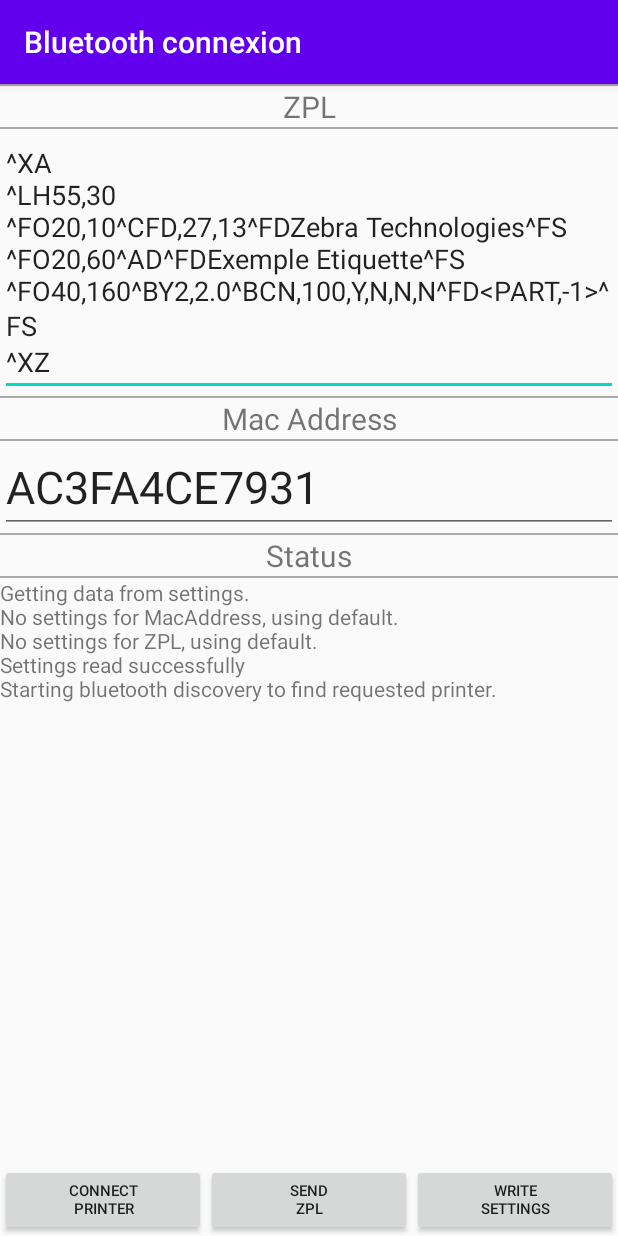
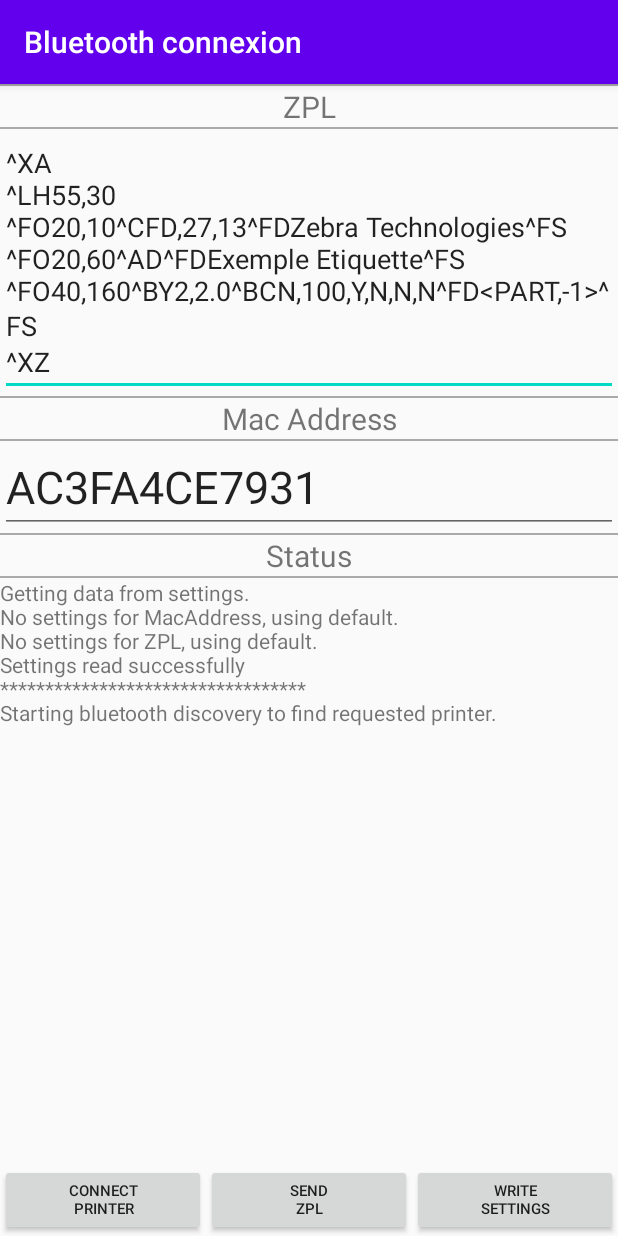
Before and after one commit to ltrudu/PrintWrapperSample, an Android app: the screen it shows after launch (BTConnectActivity), after a tap on an icon or button, on a phone screen of 412 x 824 dp. Run offline under Robolectric (Android 15) with nearby library versions, the phone set to English and light mode, and no system bars; libraries missing offline, so code that uses them is left out: com.zebra.printwrapper, com.zebra.sdk; 4 statements that could not run were skipped.

Commit message:
Code optimized

```diff
--- a/PrintWrapperSampleApp/src/main/java/com/zebra/printwrappersample/BTConnectActivity.java
+++ b/PrintWrapperSampleApp/src/main/java/com/zebra/printwrappersample/BTConnectActivity.java
@@ -20,11 +20,8 @@ import android.widget.TextView;
 import android.widget.Toast;
 
 import com.zebra.printwrapper.BluetoothPrinterDiscovery;
-import com.zebra.printwrapper.ConnectToBluetoothPrinterTask;
 import com.zebra.printwrapper.PrinterDiscoveryDataMapKeys;
 import com.zebra.printwrapper.PrinterDiscoveryCallback;
-import com.zebra.printwrapper.SelectedPrinterTaskCallbacks;
-import com.zebra.printwrapper.SelectedPrinterTaskError;
 
 import com.zebra.printwrapper.SendZPLTask;
 import com.zebra.sdk.printer.discovery.DiscoveredPrinter;
@@ -63,12 +60,14 @@ public class BTConnectActivity extends AppCompatActivity {
     private Handler mScrollDownHandler = null;
     private Runnable mScrollDownRunnable = null;
 
-    private TextView et_results;
+    private TextView tv_results;
     private ScrollView sv_results;
     private String mResults = "";
 
     private EditText et_macaddress;
     private EditText etZpl_to_send;
+
+    private SendZPLTask sendZPLTask = null;
 
     private final String m_defaultZpltoSend = "^XA\n" +
             "^LH55,30\n" +
@@ -86,7 +85,7 @@ public class BTConnectActivity extends AppCompatActivity {
 
         setTitle(R.string.bt_window_name);
 
-        et_results = (TextView)findViewById(R.id.et_results);
+        tv_results = (TextView)findViewById(R.id.tv_results);
         sv_results = (ScrollView)findViewById(R.id.sv_results);
         et_macaddress = (EditText)findViewById(R.id.et_macaddress);
         etZpl_to_send = (EditText)findViewById(R.id.et_zpl);
@@ -117,28 +116,38 @@ public class BTConnectActivity extends AppCompatActivity {
                     etZpl_to_send.setText(m_defaultZpltoSend);
                 }
 
-                if (selectedPrinter != null && selectedPrinter.getConnection() != null) {
+                if (selectedPrinter != null) {
 
-                    new SendZPLTask(zpltoSend, selectedPrinter, new SendZPLTask.SendZPLTaskCallback() {
+                    if(sendZPLTask == null) {
+                        addLineToResults("Sending ZPL to printer.");
+
+                        sendZPLTask = new SendZPLTask(zpltoSend, selectedPrinter, new SendZPLTask.SendZPLTaskCallback() {
                             @Override
                             public void onError(SendZPLTask.SendZPLTaskErrors error, String message) {
                                 addLineToResults("Error while sending ZPL to printer: " + error.toString());
                                 addLineToResults("Error message: message");
+                                sendZPLTask = null;
                             }
 
                             @Override
                             public void onSuccess() {
                                 addLineToResults("ZPL sent with success to printer.");
+                                sendZPLTask = null;
                             }
-                    }).execute();
+                        });
+                        sendZPLTask.executeAsync();
                         }
-                else
-                {
+                    else {
+                        addLineToResults("A Send ZPL Task is already running, wait for it to finish.");
+                    }
+                    }
+                    else {
                     addLineToResults("Please connect to a printer before sending ZPL");
                 }
             }
 
         });
+
 
         findViewById(R.id.button_writesettings).setOnClickListener(new View.OnClickListener() {
             @Override
@@ -216,6 +225,13 @@ public class BTConnectActivity extends AppCompatActivity {
         updateAndScrollDownTextView();
     }
 
+    private void addToResultWitoutRC(final String charsToAdd)
+    {
+        Log.d(TAG, charsToAdd);
+        mResults += charsToAdd;
+        updateAndScrollDownTextView();
+    }
+
     private void updateAndScrollDownTextView() {
         if (mScrollDownRunnable == null) {
             mScrollDownRunnable = new Runnable() {
@@ -224,7 +240,7 @@ public class BTConnectActivity extends AppCompatActivity {
                     BTConnectActivity.this.runOnUiThread(new Runnable() {
                         @Override
                         public void run() {
-                            et_results.setText(mResults);
+                            tv_results.setText(mResults);
                             sv_results.post(new Runnable() {
                                 @Override
                                 public void run() {
@@ -244,28 +260,13 @@ public class BTConnectActivity extends AppCompatActivity {
             mScrollDownHandler.postDelayed(mScrollDownRunnable, 300);
     }
 
-
-    private void doDemoStuffs()
-    {
-        discoverBluetoothPrinters();
-        try {
-            Thread.sleep(4000);
-        } catch (InterruptedException e) {
-            e.printStackTrace();
-        }
-        if(selectedPrinter != null)
-        {
-            connectToPrinterBluetooth(selectedPrinter);
-        }
-
-    }
-
-
     private void discoverBluetoothPrinters()
     {
+        addLineToResults("**********************************");
         addLineToResults("Starting bluetooth discovery to find requested printer.");
         final Map<String, DiscoveredPrinter> mymap = new HashMap<>();
-        final String macAddress = getCleanedMacAddress(et_macaddress.getText().toString());
+        final String editMacAddress = et_macaddress.getText().toString();
+        final String macAddress = getCleanedMacAddress(editMacAddress);
         PrinterDiscoveryCallback printerDiscoveryCallback = new PrinterDiscoveryCallback() {
             @Override
             public void onPrinterDiscovered(DiscoveredPrinter printer) {
@@ -278,11 +279,13 @@ public class BTConnectActivity extends AppCompatActivity {
 
                 if(address.equalsIgnoreCase(macAddress))
                 {
-                    addLineToResults("Found printer with address:" + macAddress);
+                    addLineToResults("Found printer with address:" + editMacAddress);
                     addLineToResults("Selecting printer for demo.");
                     selectedPrinter = printer;
                     selectedPrinterDiscoveryMap = discoveryDataMap;
-                    connectToPrinterBluetooth(selectedPrinter);
+                    addLineToResults("You are not forced to wait for discovery to finish.");
+                    addLineToResults("You can send ZPL to the printer right now.");
+                    addLineToResults("Waiting for discovery to finish.");
                 }
             }
 
@@ -294,7 +297,12 @@ public class BTConnectActivity extends AppCompatActivity {
                 }
                 else
                 {
+                    addLineToResults("Discovery ended.");
                     addLineToResults("Found:" + mymap.size() + " printers.");
+                }
+                addLineToResults("**********************************");
+                if(selectedPrinter != null) {
+                    addLineToResults("Requested printer was found:" + editMacAddress);
                 }
             }
 
@@ -305,26 +313,6 @@ public class BTConnectActivity extends AppCompatActivity {
         };
         BluetoothPrinterDiscovery bluetoothPrinterDiscovery = new BluetoothPrinterDiscovery(this, printerDiscoveryCallback);
         bluetoothPrinterDiscovery.startDiscovery();
-    }
-
-    private void connectToPrinterBluetooth(DiscoveredPrinter selectedPrinter)
-    {
-        addLineToResults("Connecting to printer:" + selectedPrinter.address);
-        SelectedPrinterTaskCallbacks selectedPrinterTaskCallbacks = new SelectedPrinterTaskCallbacks() {
-            @Override
-            public void onSuccess(DiscoveredPrinter printer, Map<String, String> printerDiscoveryMap) {
-                addLineToResults("Successfully connected to printer: " + selectedPrinter.address);
-            }
-
-            @Override
-            public void onError(SelectedPrinterTaskError error, String errorMessage) {
-                addLineToResults("Error while trying to connect to printer:" + selectedPrinter.address);
-                addLineToResults("Error:" + error.toString());
-                addLineToResults("Error message:" + errorMessage);
-            }
-        };
-        new ConnectToBluetoothPrinterTask(selectedPrinter, selectedPrinterTaskCallbacks, this).execute();
-
     }
 
     /**
--- a/PrintWrapperSampleApp/src/main/res/layout/activity_main.xml
+++ b/PrintWrapperSampleApp/src/main/res/layout/activity_main.xml
@@ -135,15 +135,16 @@
             android:layout_width="match_parent"
             android:layout_height="1dp"
             android:background="@android:color/darker_gray"/>
+
         <ScrollView
             android:id="@+id/sv_results"
             android:layout_width="fill_parent"
-        android:layout_height="wrap_content"
-        android:layout_weight="0.5"
-        android:layout_alignParentStart="true">
+            android:layout_height="200sp"
+            android:layout_alignParentStart="true"
+            android:layout_weight="0.5">
 
             <TextView
-            android:id="@+id/et_results"
+                android:id="@+id/tv_results"
                 android:layout_width="match_parent"
                 android:layout_height="match_parent"
                 android:layout_above="@+id/ll_scan"
```
Also changed, not shown: PrintWrapperSampleApp/build.gradle (+5 -8 lines), PrintWrapperSampleApp/libs/ZSDK_ANDROID_API.jar (deleted). Lines whose indentation alone changed are shown as unchanged.
